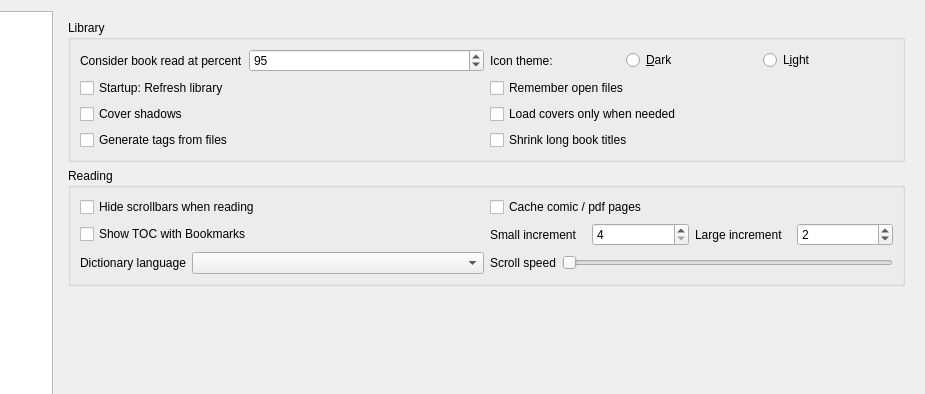
Qt form lector/resources/raw/settings.ui (BasioMeusPuga/Lector) before a commit; both pictures show x 214 to 1139 and y 0 to 394 of the 1139 by 612 pixel window.
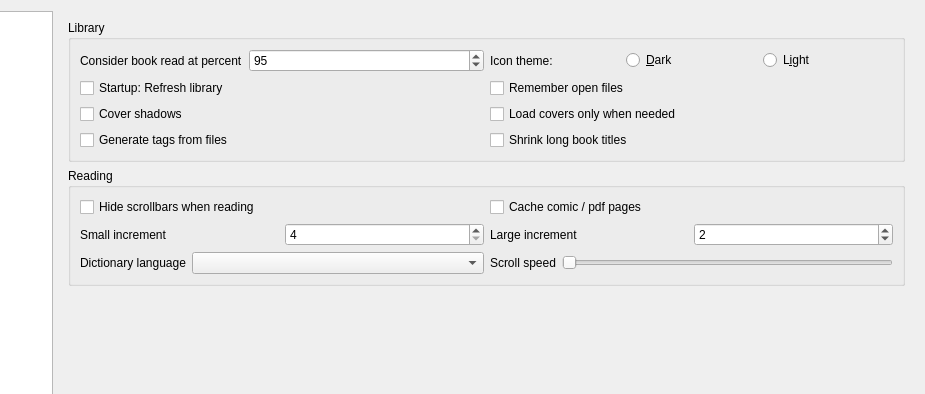
The same form after that commit. The open tabs and pages were chosen to show the change.

Patch:
```diff
--- a/lector/resources/raw/settings.ui
+++ b/lector/resources/raw/settings.ui
@@ -215,13 +215,6 @@
                 </item>
                 <item>
                  <layout class="QHBoxLayout" name="horizontalLayout_12">
-                  <item>
-                   <widget class="QCheckBox" name="tocWithBookmarks">
-                    <property name="text">
-                     <string>Show TOC with Bookmarks</string>
-                    </property>
-                   </widget>
-                  </item>
                   <item>
                    <layout class="QHBoxLayout" name="horizontalLayout_15">
                     <item>
```
